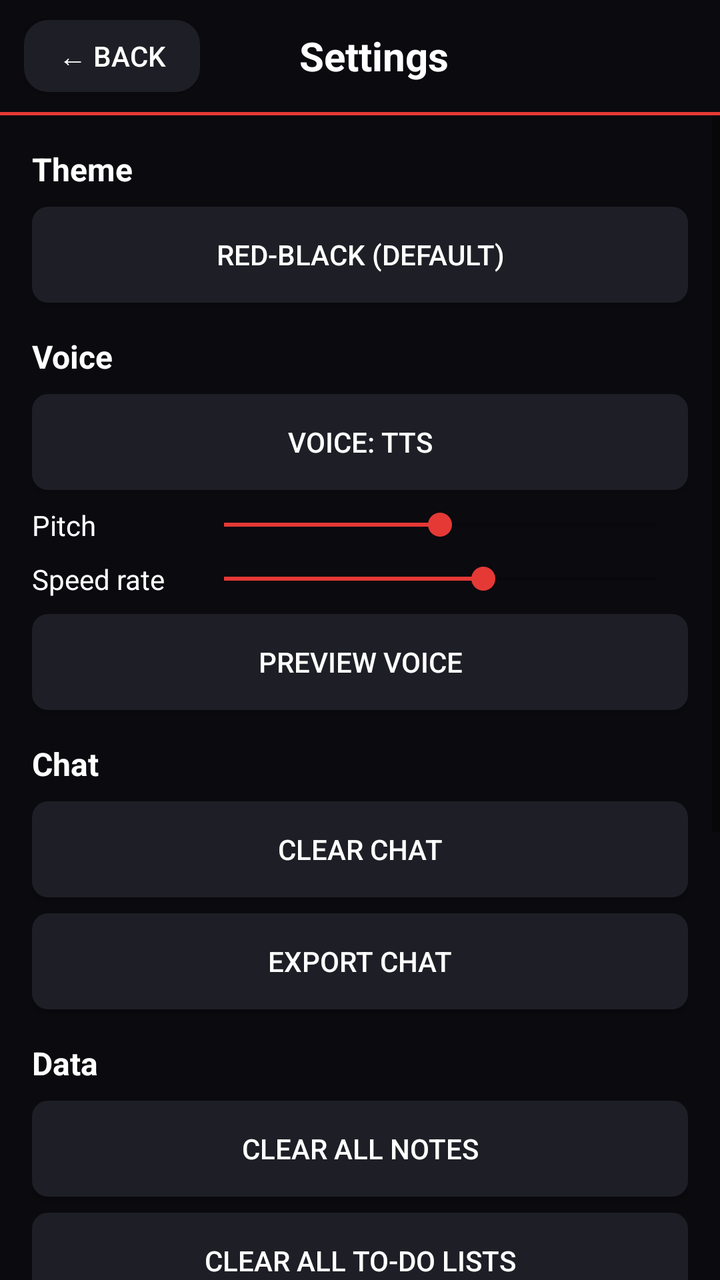
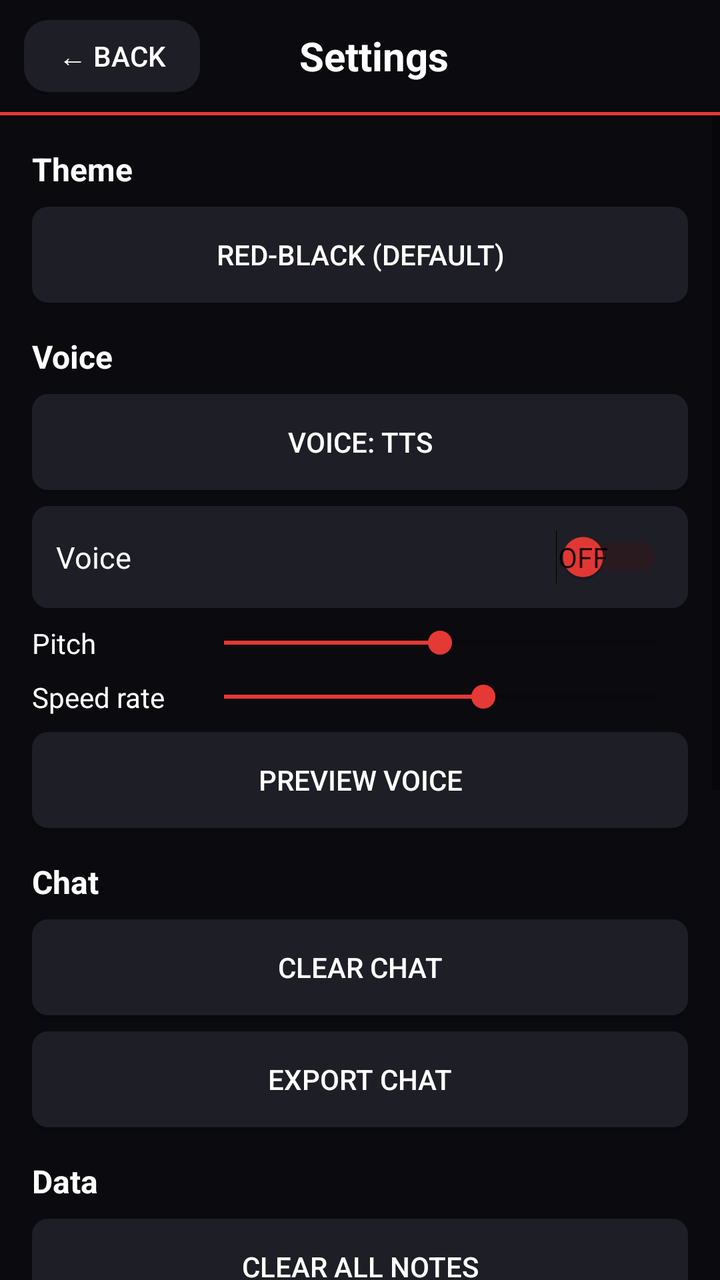

The first picture is an Android layout as it rendered before a commit; the second is the same layout after the commit. The layout source and the unified diff follow.
<!-- AndroidManifest.xml: application theme Theme.AppCompat.Light.NoActionBar -->
<!-- res/layout/activity_settings.xml -->
<?xml version="1.0" encoding="utf-8"?>
<LinearLayout
    xmlns:android="http://schemas.android.com/apk/res/android"
    android:layout_width="match_parent"
    android:layout_height="match_parent"
    android:background="#0A0A0F"
    android:orientation="vertical">

    <LinearLayout
        android:layout_width="match_parent"
        android:layout_height="56dp"
        android:orientation="horizontal"
        android:gravity="center_vertical"
        android:paddingStart="12dp"
        android:paddingEnd="16dp"
        android:background="#0A0A0F">

        <Button
            android:id="@+id/backButton"
            android:layout_width="wrap_content"
            android:layout_height="36dp"
            android:text="← Back"
            android:textColor="#FFFFFF"
            android:textSize="14sp"
            android:background="@drawable/rounded_dark_button"
            android:paddingStart="12dp"
            android:paddingEnd="12dp"/>

        <TextView
            android:layout_width="0dp"
            android:layout_height="wrap_content"
            android:layout_weight="1"
            android:text="Settings"
            android:textColor="#FFFFFF"
            android:textSize="20sp"
            android:textStyle="bold"
            android:gravity="center"/>

        <View
            android:layout_width="70dp"
            android:layout_height="wrap_content"/>

    </LinearLayout>

    <View
        android:layout_width="match_parent"
        android:layout_height="1.5dp"
        android:background="#E53935"/>

    <ScrollView
        android:layout_width="match_parent"
        android:layout_height="match_parent">

        <LinearLayout
            android:layout_width="match_parent"
            android:layout_height="wrap_content"
            android:orientation="vertical"
            android:padding="16dp">

            <TextView
                android:layout_width="wrap_content"
                android:layout_height="wrap_content"
                android:text="Theme"
                android:textColor="#FFFFFF"
                android:textSize="16sp"
                android:textStyle="bold"
                android:paddingBottom="8dp"/>

            <Button
                android:layout_width="match_parent"
                android:layout_height="48dp"
                android:text="Red-black (default)"
                android:textColor="#FFFFFF"
                android:background="@drawable/settings_button"
                android:layout_marginBottom="16dp"/>

            <TextView
                android:layout_width="wrap_content"
                android:layout_height="wrap_content"
                android:text="Voice"
                android:textColor="#FFFFFF"
                android:textSize="16sp"
                android:textStyle="bold"
                android:paddingBottom="8dp"/>

            <Button
                android:layout_width="match_parent"
                android:layout_height="48dp"
                android:text="Voice: tts"
                android:textColor="#FFFFFF"
                android:background="@drawable/settings_button"
                android:layout_marginBottom="8dp"/>

            <LinearLayout
                android:layout_width="match_parent"
                android:layout_height="wrap_content"
                android:orientation="horizontal"
                android:gravity="center_vertical"
                android:layout_marginBottom="8dp">

                <TextView
                    android:layout_width="80dp"
                    android:layout_height="wrap_content"
                    android:text="Pitch"
                    android:textColor="#FFFFFF"
                    android:textSize="14sp"/>

                <SeekBar
                    android:id="@+id/pitchSeekBar"
                    android:layout_width="0dp"
                    android:layout_height="wrap_content"
                    android:layout_weight="1"
                    android:progress="50"
                    android:progressTint="#E53935"
                    android:thumbTint="#E53935"/>

            </LinearLayout>

            <LinearLayout
                android:layout_width="match_parent"
                android:layout_height="wrap_content"
                android:orientation="horizontal"
                android:gravity="center_vertical"
                android:layout_marginBottom="8dp">

                <TextView
                    android:layout_width="80dp"
                    android:layout_height="wrap_content"
                    android:text="Speed rate"
                    android:textColor="#FFFFFF"
                    android:textSize="14sp"/>

                <SeekBar
                    android:id="@+id/speedSeekBar"
                    android:layout_width="0dp"
                    android:layout_height="wrap_content"
                    android:layout_weight="1"
                    android:progress="60"
                    android:progressTint="#E53935"
                    android:thumbTint="#E53935"/>

            </LinearLayout>

            <Button
                android:layout_width="match_parent"
                android:layout_height="48dp"
                android:text="Preview voice"
                android:textColor="#FFFFFF"
                android:background="@drawable/settings_button"
                android:layout_marginBottom="16dp"/>

            <TextView
                android:layout_width="wrap_content"
                android:layout_height="wrap_content"
                android:text="Chat"
                android:textColor="#FFFFFF"
                android:textSize="16sp"
                android:textStyle="bold"
                android:paddingBottom="8dp"/>

            <Button
                android:id="@+id/btnClearChat"
                android:layout_width="match_parent"
                android:layout_height="48dp"
                android:text="Clear chat"
                android:textColor="#FFFFFF"
                android:background="@drawable/settings_button"
                android:layout_marginBottom="8dp"/>

            <Button
                android:id="@+id/btnExportChat"
                android:layout_width="match_parent"
                android:layout_height="48dp"
                android:text="Export chat"
                android:textColor="#FFFFFF"
                android:background="@drawable/settings_button"
                android:layout_marginBottom="16dp"/>

            <TextView
                android:layout_width="wrap_content"
                android:layout_height="wrap_content"
                android:text="Data"
                android:textColor="#FFFFFF"
                android:textSize="16sp"
                android:textStyle="bold"
                android:paddingBottom="8dp"/>

            <Button
                android:id="@+id/btnClearNotes"
                android:layout_width="match_parent"
                android:layout_height="48dp"
                android:text="Clear all notes"
                android:textColor="#FFFFFF"
                android:background="@drawable/settings_button"
                android:layout_marginBottom="8dp"/>

            <Button
                android:id="@+id/btnClearTodo"
                android:layout_width="match_parent"
                android:layout_height="48dp"
                android:text="Clear all To-do lists"
                android:textColor="#FFFFFF"
                android:background="@drawable/settings_button"
                android:layout_marginBottom="8dp"/>

            <Button
                android:id="@+id/btnClearMemory"
                android:layout_width="match_parent"
                android:layout_height="48dp"
                android:text="Clear all Memory"
                android:textColor="#FFFFFF"
                android:background="@drawable/settings_button"
                android:layout_marginBottom="8dp"/>

            <Button
                android:id="@+id/btnClearReminder"
                android:layout_width="match_parent"
                android:layout_height="48dp"
                android:text="Clear all Reminder"
                android:textColor="#FFFFFF"
                android:background="@drawable/settings_button"
                android:layout_marginBottom="8dp"/>

            <Button
                android:id="@+id/btnClearUnanswered"
                android:layout_width="match_parent"
                android:layout_height="48dp"
                android:text="Clear all unanswered questions"
                android:textColor="#FFFFFF"
                android:background="@drawable/settings_button"
                android:layout_marginBottom="16dp"/>

            <TextView
                android:layout_width="wrap_content"
                android:layout_height="wrap_content"
                android:text="System"
                android:textColor="#FFFFFF"
                android:textSize="16sp"
                android:textStyle="bold"
                android:paddingBottom="8dp"/>

            <Button
                android:id="@+id/btnFactoryReset"
                android:layout_width="match_parent"
                android:layout_height="48dp"
                android:text="FACTORY RESET"
                android:textColor="#FFFFFF"
                android:background="@drawable/settings_button_red"
                android:layout_marginBottom="8dp"/>

            <Button
                android:id="@+id/btnSaveChanges"
                android:layout_width="match_parent"
                android:layout_height="48dp"
                android:text="Save changes"
                android:textColor="#FFFFFF"
                android:background="@drawable/settings_button_green"
                android:layout_marginBottom="16dp"/>

        </LinearLayout>
    </ScrollView>

</LinearLayout>
<!-- resources referenced by this layout -->
<resources>
  <!-- drawable rounded_dark_button (drawable) -->
  <?xml version="1.0" encoding="utf-8"?>
  <shape xmlns:android="http://schemas.android.com/apk/res/android"
      android:shape="rectangle">
      <solid android:color="#1E1E26"/>
      <corners android:radius="12dp"/>
  </shape>
  <!-- drawable settings_button (drawable) -->
  <?xml version="1.0" encoding="utf-8"?>
  <shape xmlns:android="http://schemas.android.com/apk/res/android"
      android:shape="rectangle">
      <solid android:color="#1E1E26"/>
      <corners android:radius="8dp"/>
  </shape>
  <!-- drawable settings_button_green (drawable) -->
  <?xml version="1.0" encoding="utf-8"?>
  <shape xmlns:android="http://schemas.android.com/apk/res/android"
      android:shape="rectangle">
      <solid android:color="#2E7D32"/>
      <corners android:radius="8dp"/>
  </shape>
  <!-- drawable settings_button_red (drawable) -->
  <?xml version="1.0" encoding="utf-8"?>
  <shape xmlns:android="http://schemas.android.com/apk/res/android"
      android:shape="rectangle">
      <solid android:color="#E53935"/>
      <corners android:radius="8dp"/>
  </shape>
</resources>

<!-- the commit's change to res/layout/activity_settings.xml (unified diff, before → after) -->
@@ -96,6 +96,37 @@
                 android:layout_height="wrap_content"
                 android:orientation="horizontal"
                 android:gravity="center_vertical"
+                android:background="@drawable/settings_button"
+                android:padding="12dp"
+                android:layout_marginBottom="8dp">
+
+                <TextView
+                    android:layout_width="0dp"
+                    android:layout_height="wrap_content"
+                    android:layout_weight="1"
+                    android:text="Voice"
+                    android:textColor="#FFFFFF"
+                    android:textSize="15sp"/>
+
+                <Switch
+                    android:id="@+id/voiceSwitch"
+                    android:layout_width="wrap_content"
+                    android:layout_height="wrap_content"
+                    android:checked="false"
+                    android:showText="true"
+                    android:textOn="On"
+                    android:textOff="Off"
+                    android:textColor="#FFFFFF"
+                    android:thumbTint="#E53935"
+                    android:trackTint="#4A1010"/>
+
+            </LinearLayout>
+
+            <LinearLayout
+                android:layout_width="match_parent"
+                android:layout_height="wrap_content"
+                android:orientation="horizontal"
+                android:gravity="center_vertical"
                 android:layout_marginBottom="8dp">
 
                 <TextView
